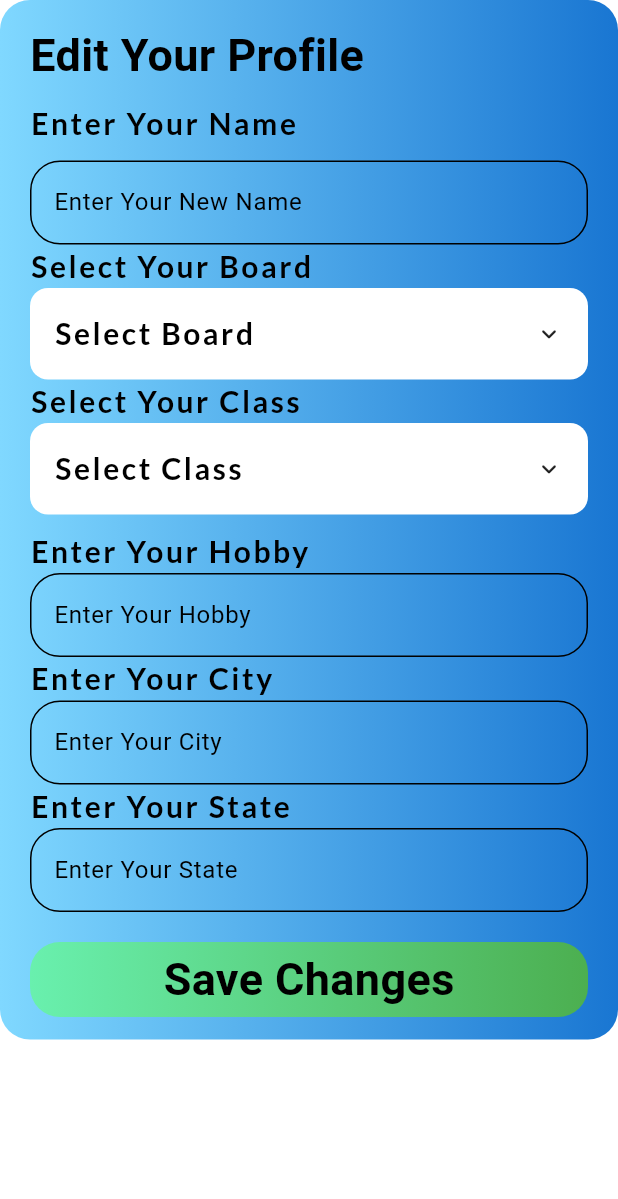
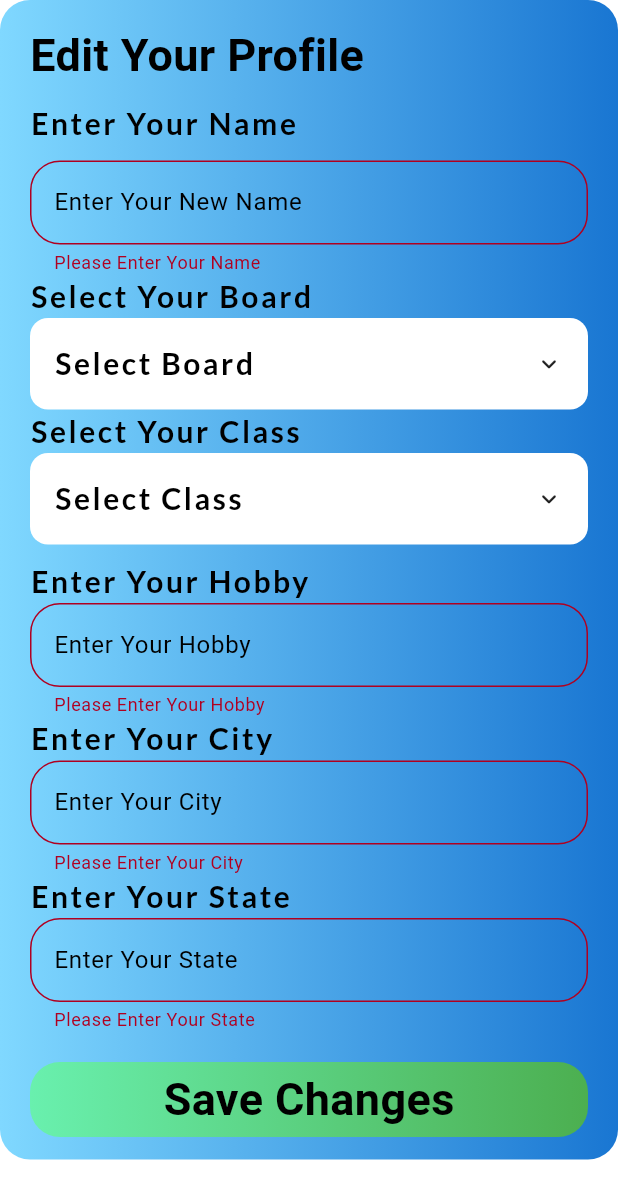
Before and after one commit to veerendrasoni07/LearnFlux, a Flutter app: the EditProfileWidget widget shown alone on an empty page, opened directly, after a tap on "Save Changes", on a phone screen of 412 x 824 dp. Shown: the top 1199 px of the screen. Run offline on Flutter 3.47's test engine with Material 3 defaults, Android fonts, the phone set to English and light mode, and no system bars; drawn by our look-alikes of animated_custom_dropdown; our stand-ins replace awesome_snackbar_content, draggable_home, flutter_heatmap_calendar, flutter_otp_text_field, flutter_riverpod, flutter_slidable and 6 more; missing offline and left inert: markdown_widget, syncfusion_flutter_pdfviewer; accounts and stored records are empty; generated files the repository leaves out were written again; network calls fail.

Commit message:
profile section improved

```diff
--- a/lib/views/screens/details/notes/widgets/chapter_widget.dart
+++ b/lib/views/screens/details/notes/widgets/chapter_widget.dart
@@ -11,7 +11,6 @@ class ChapterWidget extends ConsumerWidget {
   @override
   Widget build(BuildContext context,WidgetRef ref) {
     return Container(
-      height: 90,
       width: 90,
       decoration: BoxDecoration(
           color: Theme.of(context).colorScheme.surface,
@@ -24,6 +23,8 @@ class ChapterWidget extends ConsumerWidget {
             )
           ]
       ),
+      child: Padding(
+        padding: const EdgeInsets.all(8.0),
         child: Column(
           mainAxisAlignment: MainAxisAlignment.center,
           children: [
@@ -53,6 +54,7 @@ class ChapterWidget extends ConsumerWidget {
             )
           ],
         ),
+      ),
     );
   }
 }
--- a/lib/views/screens/widgets/edit_profile_widget.dart
+++ b/lib/views/screens/widgets/edit_profile_widget.dart
@@ -18,6 +18,7 @@ class _EditProfileWidgetState extends ConsumerState<EditProfileWidget> {
   TextEditingController stateController = TextEditingController();
   TextEditingController cityController = TextEditingController();
   TextEditingController hobbyController = TextEditingController();
+  final GlobalKey<FormState> _formKey = GlobalKey<FormState>();
   String? _selectedBoard;
   String? _selectedClass;
   List<String> boards = [
@@ -38,6 +39,8 @@ class _EditProfileWidgetState extends ConsumerState<EditProfileWidget> {
     final user = ref.watch(userProvider);
     return SafeArea(
       child: SingleChildScrollView(
+        child: Form(
+          key: _formKey,
           child: Container(
             width: MediaQuery.of(context).size.width,
             decoration: BoxDecoration(
@@ -74,8 +77,14 @@ class _EditProfileWidgetState extends ConsumerState<EditProfileWidget> {
                     ),
                   ),
                   SizedBox(height: 10,),
-                TextField(
+                  TextFormField(
                       controller: nameController,
+                      validator: (value){
+                        if(value!.isEmpty){
+                          return "Please Enter Your Name";
+                        }
+                        return null;
+                      },
                       decoration: InputDecoration(
                         enabled: true,
                         enabledBorder: OutlineInputBorder(
@@ -102,6 +111,12 @@ class _EditProfileWidgetState extends ConsumerState<EditProfileWidget> {
                     },
                     hintText: 'Select Board',
                     items: boards,
+                    validator: (value){
+                      if(value ==null || value.isEmpty){
+                        return "Please Select The Board";
+                      }
+                      return null;
+                    },
                     decoration: CustomDropdownDecoration(
                         closedFillColor:Theme.of(context).colorScheme.surface,
                         expandedFillColor: Theme.of(context).colorScheme.surface,
@@ -125,6 +140,12 @@ class _EditProfileWidgetState extends ConsumerState<EditProfileWidget> {
                     },
                     hintText: 'Select Class',
                     items: classes,
+                    validator: (value){
+                      if(value ==null || value.isEmpty){
+                        return "Please Select The Class";
+                      }
+                      return null;
+                    },
                     decoration: CustomDropdownDecoration(
                         closedFillColor: Theme.of(context).colorScheme.surface,
                         expandedFillColor: Theme.of(context).colorScheme.surface,
@@ -146,8 +167,14 @@ class _EditProfileWidgetState extends ConsumerState<EditProfileWidget> {
                       letterSpacing: 1.7,
                     ),
                   ),
-                TextField(
+                  TextFormField(
                       controller: hobbyController,
+                      validator: (value){
+                        if(value ==null || value.isEmpty){
+                          return "Please Enter Your Hobby";
+                        }
+                        return null;
+                      },
                       decoration: InputDecoration(
                         hintText: "Enter Your Hobby",
                         enabled: true,
@@ -171,8 +198,14 @@ class _EditProfileWidgetState extends ConsumerState<EditProfileWidget> {
                       letterSpacing: 1.7,
                     ),
                   ),
-                TextField(
+                  TextFormField(
                       controller: cityController,
+                      validator: (value){
+                        if(value ==null || value.isEmpty){
+                          return "Please Enter Your City";
+                        }
+                        return null;
+                      },
                       decoration: InputDecoration(
                         enabled: true,
                         enabledBorder: OutlineInputBorder(
@@ -196,8 +229,16 @@ class _EditProfileWidgetState extends ConsumerState<EditProfileWidget> {
                       letterSpacing: 1.7,
                     ),
                   ),
-                TextField(
+                  TextFormField(
                       controller: stateController,
+                      validator: (value){
+                        if(value ==null || value.isEmpty){
+                          return "Please Enter Your State";
+                        }
+                        else{
+                          return null;
+                        }
+                      },
                       decoration: InputDecoration(
                         enabled: true,
                         enabledBorder: OutlineInputBorder(
@@ -215,6 +256,7 @@ class _EditProfileWidgetState extends ConsumerState<EditProfileWidget> {
                   SizedBox(height: 20,),
                   InkWell(
                     onTap: ()async{
+                      if(_formKey.currentState!.validate()){
                         await AuthController().editStudentDetail(
                             userId: user!.id,
                             fullname: nameController.text,
@@ -226,6 +268,7 @@ class _EditProfileWidgetState extends ConsumerState<EditProfileWidget> {
                             context: context,
                             ref: ref
                         );
+                      }
                     },
                     child: Container(
                       height: 50,
@@ -254,6 +297,7 @@ class _EditProfileWidgetState extends ConsumerState<EditProfileWidget> {
             ),
           ),
         ),
+      ),
     );
   }
 }
```
Also changed, not shown: lib/views/ai_chat_screen.dart (+69 -1 lines), lib/views/screens/nav_screen/profile_screen.dart (+9 -6 lines). Lines whose indentation alone changed are shown as unchanged.
